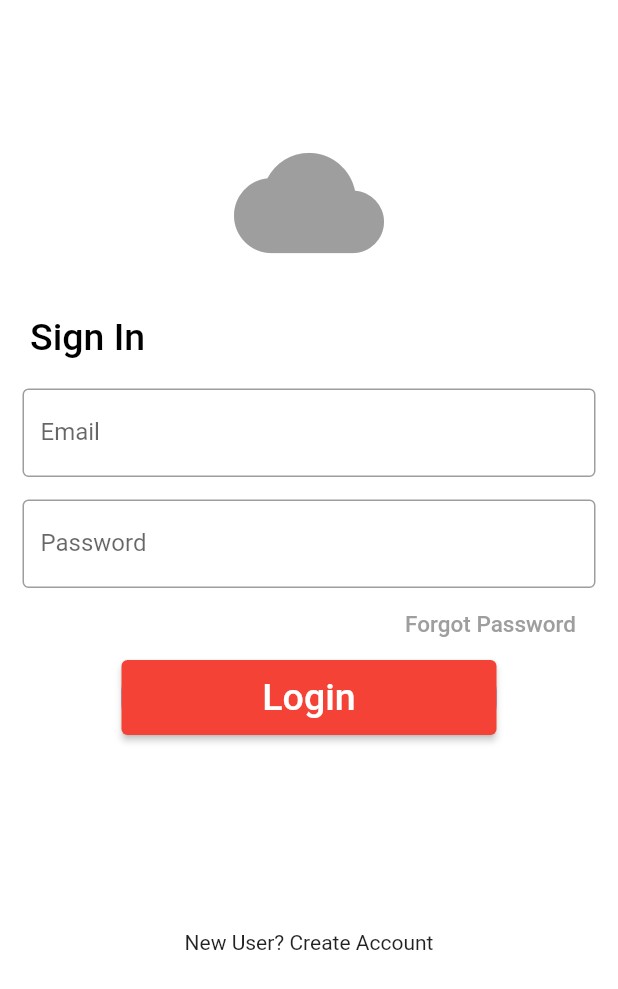
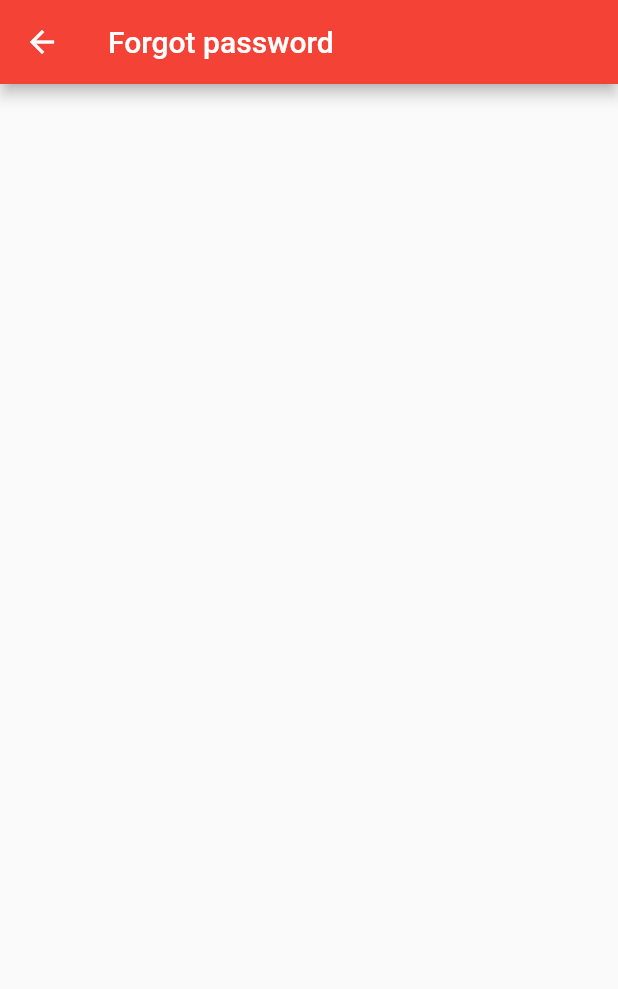
Before and after one commit to aymenbouhlel/MyAouss, a Flutter app: the screen it shows after launch, after a tap on "Forgot Password", on a phone screen of 412 x 824 dp. Shown: the top 989 px of the screen. Run offline on Flutter 3.47's test engine with Material 2 defaults, Android fonts, the phone set to English and light mode, and no system bars.

```diff
--- /dev/null
+++ b/lib/create_account_view.dart
@@ -0,0 +1,21 @@
+import 'package:flutter/material.dart';
+
+
+class CreateAccountView extends StatefulWidget {
+  const CreateAccountView({Key? key}) : super(key: key);
+  static const String routeName = '/createAccount';
+
+  @override
+  _CreateAccountViewState createState() => _CreateAccountViewState();
+}
+
+class _CreateAccountViewState extends State<CreateAccountView> {
+  @override
+  Widget build(BuildContext context) {
+    return Scaffold(
+      appBar: AppBar(
+        title: Text('Create Account'),
+      ),
+    );
+  }
+}
--- /dev/null
+++ b/lib/forgot_password.dart
@@ -0,0 +1,21 @@
+import 'package:flutter/material.dart';
+
+class ForgotPassword extends StatefulWidget {
+  const ForgotPassword({Key? key}) : super(key: key);
+  static const String routeName = '/forgotPassword';
+
+  @override
+  _ForgotPasswordState createState() => _ForgotPasswordState();
+}
+
+class _ForgotPasswordState extends State<ForgotPassword> {
+  @override
+  Widget build(BuildContext context) {
+    return Scaffold(
+
+      appBar: AppBar(
+        title: Text('Forgot password'),
+      ),
+    );
+  }
+}
--- a/lib/main.dart
+++ b/lib/main.dart
@@ -1,5 +1,8 @@
 import 'package:flutter/material.dart';
 import 'package:myouass/welcome_view.dart';
+
+import 'create_account_view.dart';
+import 'forgot_password.dart';
 
 
 main() {
@@ -34,6 +37,8 @@ class _MyAoussState extends State<MyAouss> {
           routes: {
 
          '/': (_) => WelcomeView(),
+            CreateAccountView.routeName:(_) => CreateAccountView(),
+            ForgotPassword.routeName:(_) => ForgotPassword(),
 
           },
 
--- a/lib/welcome_view.dart
+++ b/lib/welcome_view.dart
@@ -1,4 +1,7 @@
 import 'package:flutter/material.dart';
+
+import 'create_account_view.dart';
+import 'forgot_password.dart';
 
 class WelcomeView extends StatefulWidget {
   const WelcomeView({Key? key}) : super(key: key);
@@ -17,11 +20,11 @@ class _WelcomeViewState extends State<WelcomeView> {
         child: Column(
           children: <Widget>[
             Padding(
-              padding: const EdgeInsets.only(top: 60.0),
+              padding: const EdgeInsets.only(top: 100.0),
               child: Center(
                 child: Container(
                     width: 200,
-                    height: 150,
+                    height: 100,
 
                     child: IconButton(
                       onPressed: () => {},
@@ -30,9 +33,22 @@ class _WelcomeViewState extends State<WelcomeView> {
                 ),
               ),
             ),
+
+            Container(
+              alignment: Alignment.topCenter,
+              child: const Text(
+                'MyAouss Company',
+                style: TextStyle(
+                    fontSize: 20,
+                    fontWeight: FontWeight.w900,
+                    color: Colors.grey),
+              ),
+            ),
+
+
             Container(
               alignment: Alignment.topLeft,
-              margin: EdgeInsets.only(left: 20, bottom: 20),
+              margin: EdgeInsets.only(left: 20, bottom: 20, top: 50),
               child: const Text(
                 'Sign In',
                 style: TextStyle(
@@ -47,7 +63,7 @@ class _WelcomeViewState extends State<WelcomeView> {
                 decoration: InputDecoration(
                     border: OutlineInputBorder(),
                     labelText: 'Email',
-                    hintText: 'Enter valid email'),
+                    hintText: 'Enter your email'),
               ),
             ),
             const Padding(
@@ -59,7 +75,7 @@ class _WelcomeViewState extends State<WelcomeView> {
                 decoration: InputDecoration(
                     border: OutlineInputBorder(),
                     labelText: 'Password',
-                    hintText: 'Enter secure password'),
+                    hintText: 'Enter your password'),
               ),
             ),
             Container(
@@ -68,6 +84,7 @@ class _WelcomeViewState extends State<WelcomeView> {
               child: TextButton(
 
                 onPressed: (){
+                  Navigator.pushNamed(context, ForgotPassword.routeName);
                 },
                 child: const Text(
                   'Forgot Password',
@@ -82,19 +99,28 @@ class _WelcomeViewState extends State<WelcomeView> {
                   color: Colors.blue, borderRadius: BorderRadius.circular(20)),
               child: ElevatedButton(
                 onPressed: () {
-                  Navigator.push(
-                      context, MaterialPageRoute(builder: (_) => WelcomeView()));
+
                 },
                 child: const Text(
                   'Login',
-                  style: TextStyle(color: Colors.white, fontSize: 25),
+                  style: TextStyle(color: Colors.white, fontSize: 20),
                 ),
               ),
             ),
-            const SizedBox(
-              height: 130,
+
+            Container(
+              alignment: Alignment.center,
+              margin: EdgeInsets.only(right: 20, top: 40),
+              child: TextButton(
+                onPressed: (){
+                  Navigator.pushNamed(context, CreateAccountView.routeName);
+                },
+                child: const Text(
+                  'New User? Create Account',
+                  style: TextStyle(color: Colors.grey, fontSize: 15),
+                ),
+              ),
             ),
-            const Text('New User? Create Account')
           ],
         ),
       ),
```
